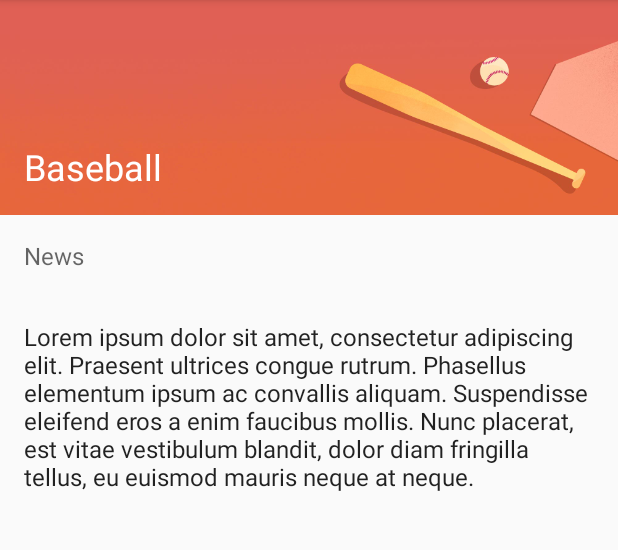
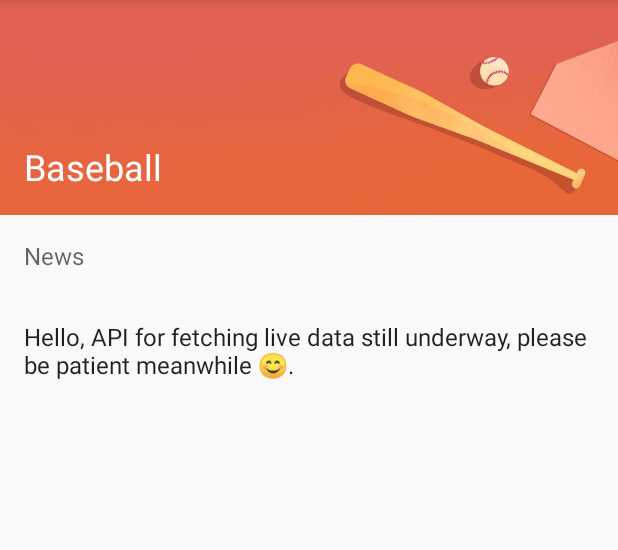
Before and after one commit to j3rryl/material-me, an Android app: the screen it shows after launch (DetailActivity), after a tap on "Baseball", on a phone screen of 412 x 824 dp, the part 84-634 px from its top. Run offline under Robolectric (Android 15) with nearby library versions, the phone set to English and light mode, and no system bars; pictures from the network do not load.

Commit message:
fixes more

```diff
--- a/app/src/main/res/values/strings.xml
+++ b/app/src/main/res/values/strings.xml
@@ -4,14 +4,10 @@
     <string name="title_placeholder">Title</string>
     <string name="news_placeholder">News</string>
     <string name="sports_info_placeholder">Here is some news</string>
-    <string name="subtitle_detail_text">Lorem ipsum dolor sit amet,
-        consectetur adipiscing elit. Praesent ultrices congue rutrum.
-        Phasellus elementum ipsum ac convallis aliquam. Suspendisse eleifend
-        eros a enim faucibus mollis. Nunc placerat, est vitae vestibulum
-        blandit, dolor diam fringilla tellus, eu euismod mauris neque
-        at neque.</string>
+    <string name="subtitle_detail_text">Hello, API for fetching live data still underway, please be patient meanwhile &#128522;.</string>
 
     <string-array name="sports_titles">
+        <item>Soccer</item>
         <item>Baseball</item>
         <item>Badminton</item>
         <item>Basketball</item>
@@ -19,28 +15,28 @@
         <item>Cycling</item>
         <item>Golf</item>
         <item>Running</item>
-        <item>Soccer</item>
         <item>Swimming</item>
         <item>Table Tennis</item>
         <item>Tennis</item>
     </string-array>
 
     <string-array name="sports_info">
-        <item>Here is some Baseball news!</item>
-        <item>Here is some Badminton news!</item>
-        <item>Here is some Basketball news!</item>
-        <item>Here is some Bowling news!</item>
-        <item>Here is some Cycling news!</item>
-        <item>Here is some Golf news!</item>
-        <item>Here is some Running news!</item>
-        <item>Here is some Soccer news!</item>
-        <item>Here is some Swimming news!</item>
-        <item>Here is some Table Tennis news!</item>
-        <item>Here is some Tennis news!</item>
+        <item>Siuuuuuuu!!!Cristiano Ronaldo scores in comfortable victory!</item>
+        <item>A dog steals the show after catching home run ball!</item>
+        <item>Jaipur shuttler Himani Punia triumphs at Indian Masters Veterans Badminton Championship</item>
+        <item>LeBron James returns for season-ending push with Los Angeles Lakers after liaising with unnamed foot specialist</item>
+        <item> Richard Morley celebrates 50 years at the USBC Open Championships!</item>
+        <item>Dutch road races under threat with national ban on using local moto police.</item>
+        <item>After beating Scottie Scheffler, Rory McIlroy turns attention to Masters</item>
+        <item>Australian Olympic success at risk: AOC boss</item>
+        <item>Drew Kibler, Alex Shackell, Aaron Shackell, Daniel Diehl Swim World-Class Times at Indianapolis Sectionals</item>
+        <item>Sun Yingsha has won the Womens Singles title at Singapore Smash 2023 , defeating Qian Tianyi 4-1</item>
+        <item>Tennis great on Novak Djokovic: What he is doing not for himself but for tennis in general is unbelievable</item>
     </string-array>
 
 
     <array name="sports_images">
+        <item>@drawable/img_soccer</item>
         <item>@drawable/img_baseball</item>
         <item>@drawable/img_badminton</item>
         <item>@drawable/img_basketball</item>
@@ -48,7 +44,6 @@
         <item>@drawable/img_cycling</item>
         <item>@drawable/img_golf</item>
         <item>@drawable/img_running</item>
-        <item>@drawable/img_soccer</item>
         <item>@drawable/img_swimming</item>
         <item>@drawable/img_tabletennis</item>
         <item>@drawable/img_tennis</item>
```
Also changed, not shown: 127 other files.
